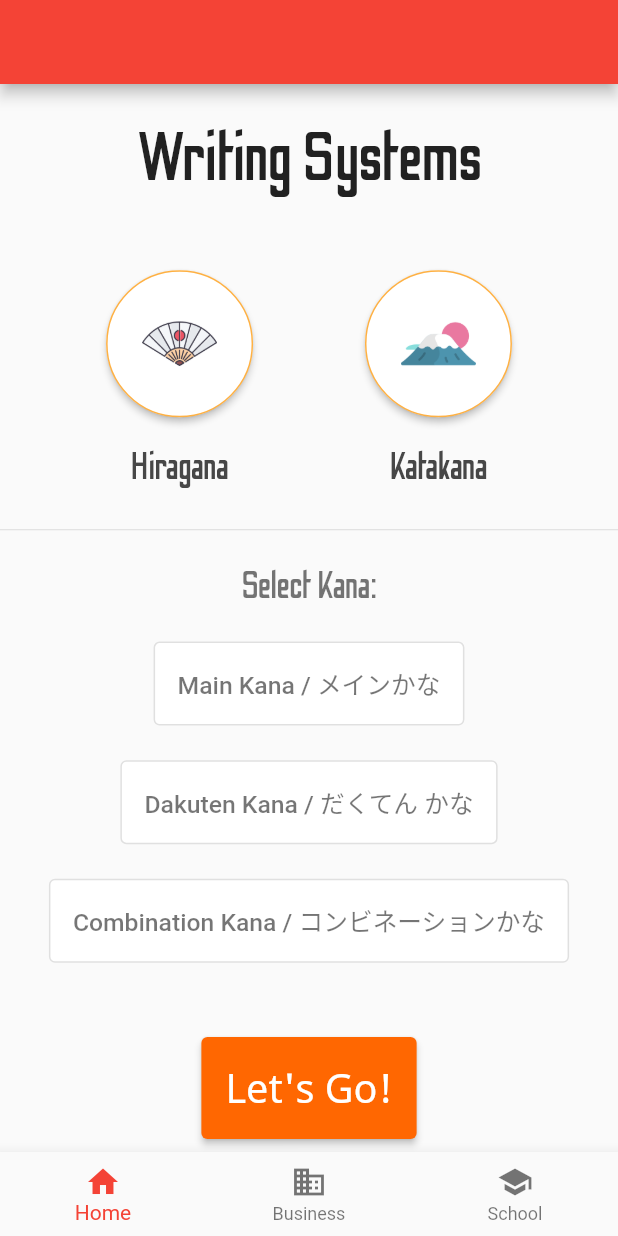
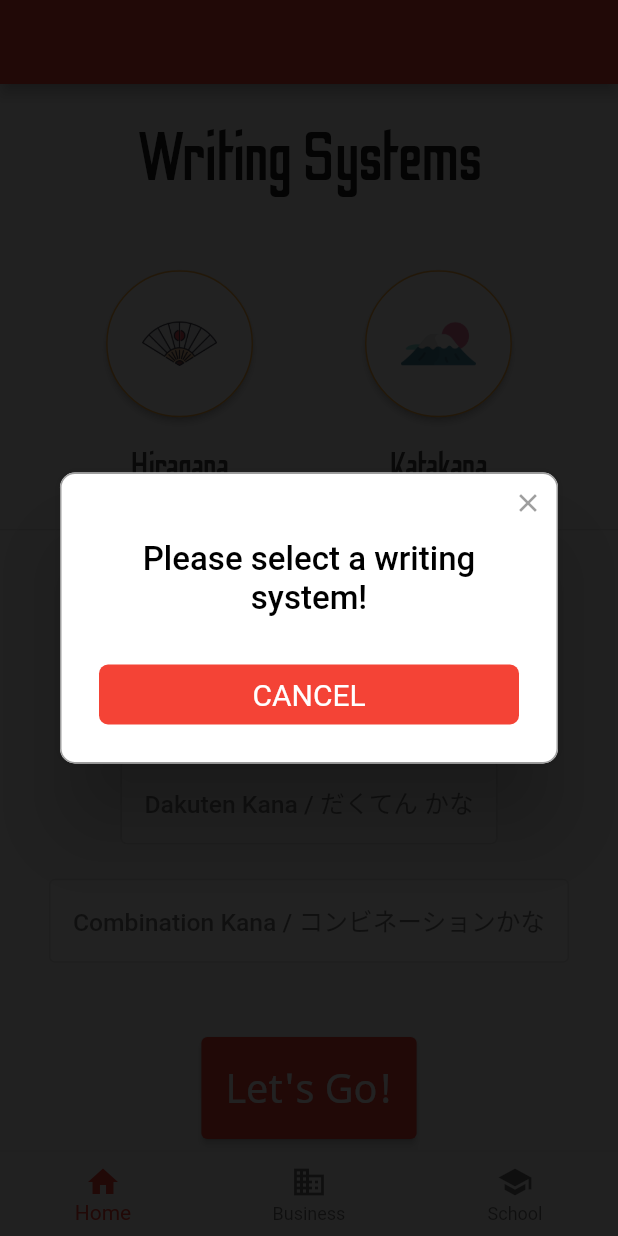
Before and after one commit to revhea2/quiz, a Flutter app: the screen it shows after launch, after a tap on "Let's Go!", on a phone screen of 412 x 824 dp. Run offline on Flutter 3.47's test engine with Material 2 defaults, Android fonts, the light colour scheme and no system bars; drawn by our look-alikes of rflutter_alert; our stand-ins replace google_fonts.

Commit message:
minor fucking changes

```diff
--- a/lib/quiz/kataganaquiz.dart
+++ b/lib/quiz/kataganaquiz.dart
@@ -1,6 +1,7 @@
 import 'dart:ui';
 
 import 'package:flutter/material.dart';
+import 'package:rflutter_alert/rflutter_alert.dart';
 
 class LearnHiragana extends StatefulWidget {
   const LearnHiragana({Key key}) : super(key: key);
@@ -32,6 +33,44 @@ class _LearnHiraganaState extends State<LearnHiragana> {
   }
 
 
+  void proceedQuiz() {
+    List<String> ws = [];
+    List<String> kana = [];
+    if(katakanaSelected){
+      ws.add("Katakana");
+    }
+    if(hiraganaSelected){
+      ws.add("Hiragana");
+    }
+    if(mainKanaSelected){
+      kana.add("Main Kana");
+    }
+    if(dakutenKanaSelected){
+      kana.add("Dakuten Kana");
+    }
+    if(combinationKanaSelected){
+      kana.add("Combination Kana");
+    }
+
+    if(!katakanaSelected  && !hiraganaSelected){
+      Alert(
+        context: context,
+        title: "Please select a writing system!",
+      ).show();
+      return;
+    }
+
+    if(!mainKanaSelected && !dakutenKanaSelected && !combinationKanaSelected){
+      Alert(
+        context: context,
+        title: "Please select a kana!",
+      ).show();
+      return;
+    }
+
+    Navigator.pushNamed(context, '/quiz', arguments: {'ws': ws, 'kana': kana});
+
+  }
 
 
   @override
@@ -106,7 +145,7 @@ class _LearnHiraganaState extends State<LearnHiragana> {
     return OutlinedButton(
       onPressed: () => toggleSelect(n),
       style: OutlinedButton.styleFrom(
-        backgroundColor: active? Color(0xffffc288): Colors.white,
+        backgroundColor: active? Color(0xffff6701): Colors.white,
         onSurface: Colors.red,
         padding: EdgeInsets.all(16),
         side:  active != null && active? BorderSide(
@@ -117,10 +156,7 @@ class _LearnHiraganaState extends State<LearnHiragana> {
       ),
       child: Text(type + " / " + jpType, style: TextStyle(color: active? Colors.white:Colors.black54, fontSize:  MediaQuery.of(context).size.height * 0.02)),
     );
-
-
   }
-
 
 
   @override
@@ -170,10 +206,9 @@ class _LearnHiraganaState extends State<LearnHiragana> {
                       padding:  EdgeInsets.fromLTRB(0, MediaQuery.of(context).size.height * 0.02, 0, MediaQuery.of(context).size.height * 0.06),
                     ),
                     ElevatedButton(
-                      onPressed: (){},
+                      onPressed: () => proceedQuiz(),
                       style: ElevatedButton.styleFrom(
-                        primary: Color(0xffff6701),
-                        onSurface: Colors.red,
+                        primary: Colors.red,
                         padding: EdgeInsets.all(16),
 
                       ),
@@ -210,4 +245,5 @@ class _LearnHiraganaState extends State<LearnHiragana> {
       ),
     );
   }
+
 }
--- a/pubspec.yaml
+++ b/pubspec.yaml
@@ -29,6 +29,7 @@ dependencies:
   # Use with the CupertinoIcons class for iOS style icons.
   cupertino_icons: ^0.1.3
   google_fonts: ^0.2.0
+  rflutter_alert: ^2.0.2
 
 dev_dependencies:
   flutter_test:
```
Also changed, not shown: lib/quiz/katagana_button.dart (deleted, +0 -67 lines), lib/quiz/quiz_screens/quiz.dart (+18 -18 lines), pubspec.lock.
